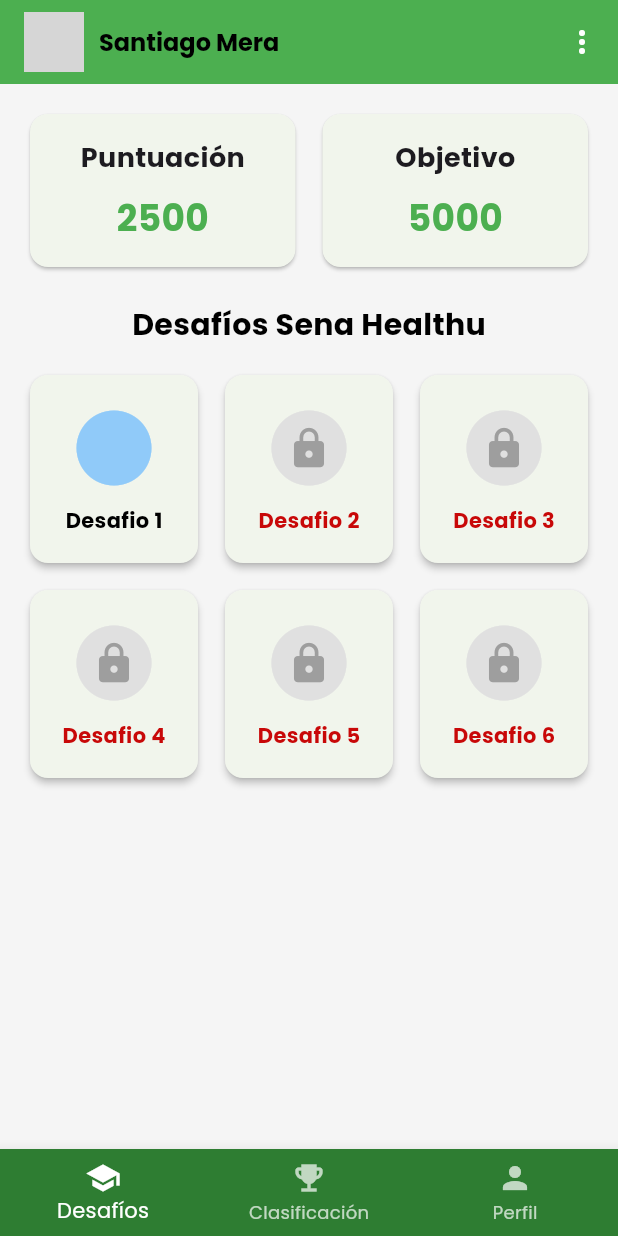
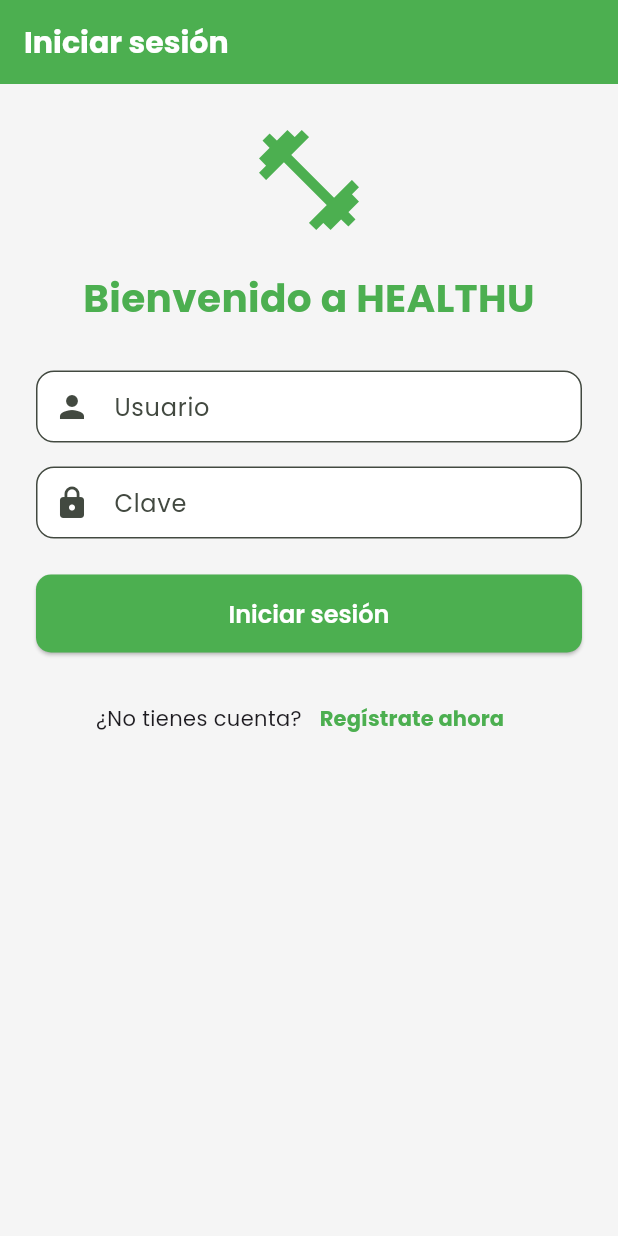
Before and after one commit to santiagomera06/appgymsenaHEALTHU, a Flutter app: the screen it shows after launch, on a phone screen of 412 x 824 dp. Run offline on Flutter 3.47's test engine with Material 3 defaults, Android fonts, the phone set to English and light mode, and no system bars; our stand-ins replace fl_chart, google_fonts, shared_preferences; accounts and stored records are empty; grey boxes are pictures that could not be loaded.

Commit message:
login falta lo de cerrar  cesion

```diff
--- a/lib/main.dart
+++ b/lib/main.dart
@@ -1,9 +1,9 @@
 import 'package:flutter/material.dart';
+import 'package:healthu/screens/login.dart';
 import 'package:intl/date_symbol_data_local.dart';
 import 'package:healthu/styles/app_theme.dart';
 import 'package:healthu/models/usuario.dart';
 import 'package:healthu/screens/home_screen.dart';
-
 Future<void> main() async {
   WidgetsFlutterBinding.ensureInitialized();
   await initializeDateFormatting('es', null);
@@ -15,7 +15,7 @@ class MyApp extends StatelessWidget {
 
   @override
   Widget build(BuildContext context) {
-    // Un valor no tiene que ser const si proviene de una clase normal.
+
     final usuarioDemo = Usuario(
       id: '12345678',
       nombre: 'Santiago Mera',
@@ -28,7 +28,7 @@ class MyApp extends StatelessWidget {
       title: 'HEALTHU',
       debugShowCheckedModeBanner: false,
       theme: AppTheme.lightTheme,
-      home: HomeScreen(usuario: usuarioDemo),
+      home: const Login()
     );
   }
 }
--- a/lib/screens/home_screen.dart
+++ b/lib/screens/home_screen.dart
@@ -1,40 +1,39 @@
 import 'package:flutter/material.dart';
 import 'package:healthu/models/usuario.dart';
-import 'package:healthu/widgets/bottom_nav_bar.dart';
 import 'package:healthu/screens/desafios_screen.dart';
 import 'package:healthu/screens/clasificacion_screen.dart';
 import 'package:healthu/screens/dashboard_screen.dart';
+import 'package:healthu/widgets/bottom_nav_bar.dart';
 
 class HomeScreen extends StatefulWidget {
   final Usuario usuario;
-  const HomeScreen({super.key, required this.usuario});
+  final int indiceInicial;
+
+  const HomeScreen({
+    super.key,
+    required this.usuario,
+    this.indiceInicial = 0,
+  });
 
   @override
   State<HomeScreen> createState() => _HomeScreenState();
 }
 
 class _HomeScreenState extends State<HomeScreen> {
-  int _selectedIndex = 0;
+  late int _selectedIndex = widget.indiceInicial;
 
-  // barra de navegacion
   late final List<Widget> _screens = [
     const DesafiosScreen(),
     const ClasificacionScreen(),
     DashboardScreen(usuario: widget.usuario),
   ];
 
-  void _onTap(int index) {
-    setState(() => _selectedIndex = index);
-  }
+  void _onTap(int index) => setState(() => _selectedIndex = index);
 
   @override
   Widget build(BuildContext context) {
     return Scaffold(
-      // IndexedStack mantiene el estado de cada pestaña:
-      body: IndexedStack(
-        index: _selectedIndex,
-        children: _screens,
-      ),
+      body: IndexedStack(index: _selectedIndex, children: _screens),
       bottomNavigationBar: HealthuBottomNavBar(
         currentIndex: _selectedIndex,
         onTap: _onTap,
--- /dev/null
+++ b/lib/screens/login.dart
@@ -0,0 +1,145 @@
+import 'package:flutter/material.dart';
+import 'package:healthu/models/usuario.dart';
+import 'package:healthu/screens/home_screen.dart';
+
+class Login extends StatefulWidget {
+  const Login({super.key});
+
+  @override
+  State<Login> createState() => _LoginState();
+}
+
+class _LoginState extends State<Login> {
+  final TextEditingController usuarioCtrl = TextEditingController();
+  final TextEditingController claveCtrl = TextEditingController();
+
+  @override
+  void dispose() {
+    usuarioCtrl.dispose();
+    claveCtrl.dispose();
+    super.dispose();
+  }
+
+  void _iniciarSesion() {
+    final usuarioText = usuarioCtrl.text.trim();
+    final claveText = claveCtrl.text.trim();
+
+    // Simulación de validación (aquí va tu lógica real)
+    final esValido = (usuarioText == 'admin' && claveText == '1234');
+
+    if (esValido) {
+      final demoUsuario = Usuario(
+        id: '1',
+        nombre: usuarioText,
+        email: '$usuarioText@example.com',
+        fotoUrl: 'https://via.placeholder.com/150',
+        nivelActual: 'Principiante',
+      );
+
+      Navigator.pushReplacement(
+        context,
+        MaterialPageRoute(
+          builder: (_) => HomeScreen(
+            usuario: demoUsuario,
+            indiceInicial: 2,
+          ),
+        ),
+      );
+    } else {
+      ScaffoldMessenger.of(context).showSnackBar(
+        const SnackBar(content: Text('Usuario o clave incorrectos')),
+      );
+    }
+  }
+
+  @override
+  Widget build(BuildContext context) {
+    return Scaffold(
+      backgroundColor: Colors.grey[100],
+      appBar: AppBar(
+        title: const Text('Iniciar sesión'),
+        backgroundColor: Colors.green,
+      ),
+      body: SingleChildScrollView(
+        padding: const EdgeInsets.all(24),
+        child: Column(
+          crossAxisAlignment: CrossAxisAlignment.stretch,
+          children: [
+            const Icon(Icons.fitness_center, size: 80, color: Colors.green),
+            const SizedBox(height: 20),
+            const Text(
+              'Bienvenido a HEALTHU',
+              textAlign: TextAlign.center,
+              style: TextStyle(
+                fontSize: 26,
+                fontWeight: FontWeight.bold,
+                color: Colors.green,
+              ),
+            ),
+            const SizedBox(height: 30),
+            TextField(
+              controller: usuarioCtrl,
+              decoration: InputDecoration(
+                labelText: 'Usuario',
+                prefixIcon: const Icon(Icons.person),
+                filled: true,
+                fillColor: Colors.white,
+                border: OutlineInputBorder(
+                  borderRadius: BorderRadius.circular(12),
+                ),
+              ),
+            ),
+            const SizedBox(height: 16),
+            TextField(
+              controller: claveCtrl,
+              decoration: InputDecoration(
+                labelText: 'Clave',
+                prefixIcon: const Icon(Icons.lock),
+                filled: true,
+                fillColor: Colors.white,
+                border: OutlineInputBorder(
+                  borderRadius: BorderRadius.circular(12),
+                ),
+              ),
+              obscureText: true,
+            ),
+            const SizedBox(height: 24),
+            ElevatedButton(
+              style: ElevatedButton.styleFrom(
+                backgroundColor: Colors.green,
+                padding: const EdgeInsets.symmetric(vertical: 14),
+                shape: RoundedRectangleBorder(
+                  borderRadius: BorderRadius.circular(10),
+                ),
+              ),
+              onPressed: _iniciarSesion,
+              child: const Text(
+                'Iniciar sesión',
+                style: TextStyle(fontSize: 16, color: Colors.white),
+              ),
+            ),
+            const SizedBox(height: 20),
+            Row(
+              mainAxisAlignment: MainAxisAlignment.center,
+              children: [
+                const Text('¿No tienes cuenta?'),
+                TextButton(
+                  onPressed: () {
+                    Navigator.pushNamed(context, '/registro');
+                  },
+                  child: const Text(
+                    'Regístrate ahora',
+                    style: TextStyle(
+                      color: Colors.green,
+                      fontWeight: FontWeight.bold,
+                    ),
+                  ),
+                ),
+              ],
+            )
+          ],
+        ),
+      ),
+    );
+  }
+}
--- a/lib/screens/profile_screen.dart
+++ b/lib/screens/profile_screen.dart
@@ -2,7 +2,6 @@ import 'package:flutter/material.dart';
 import 'package:intl/intl.dart';
 
 import 'package:healthu/models/usuario.dart';
-// Importa tus widgets desde lib/screens
 import 'package:healthu/screens/ficha_identificacion.dart';
 import 'package:healthu/screens/tarjetas_dashboard.dart';
 import 'package:healthu/screens/graficas_dashboard.dart';
```
